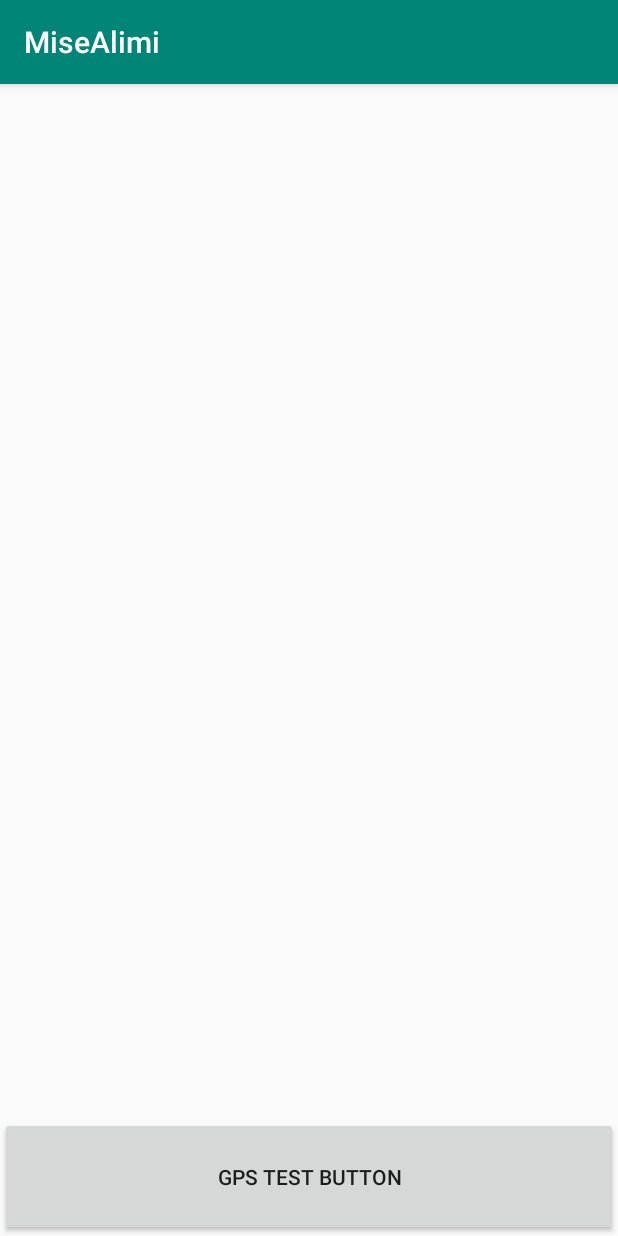
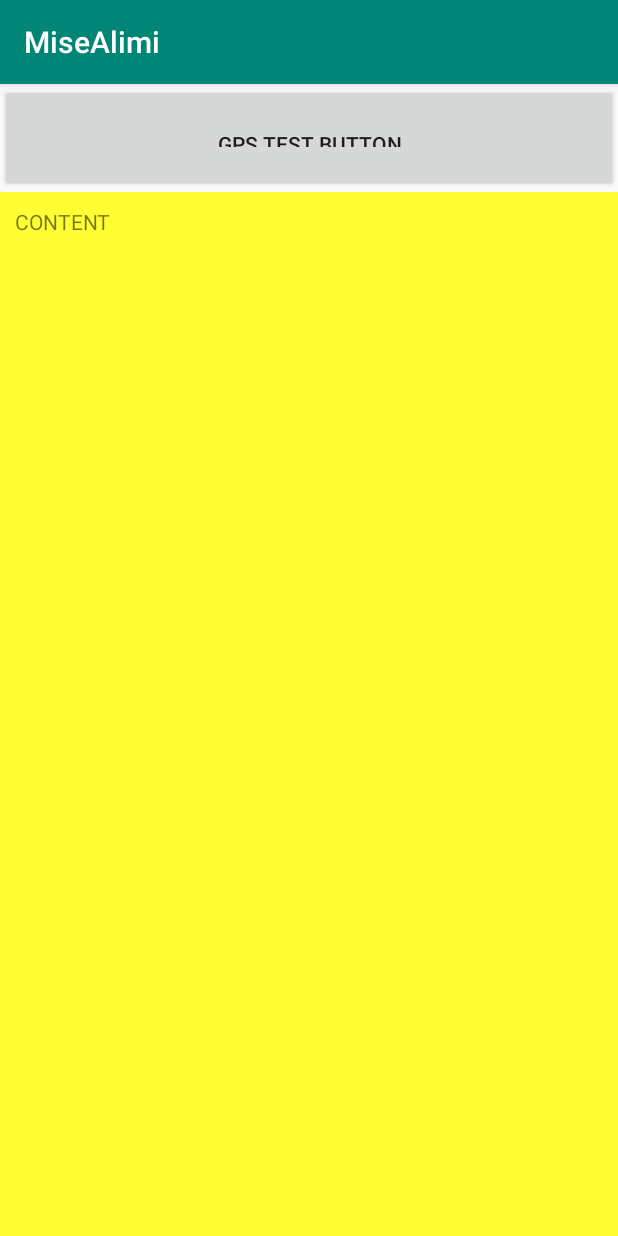
Before and after one commit to irakla/MiseAlimi, an Android app: the screen it shows after launch (MainActivity), on a phone screen of 412 x 824 dp. Run offline under Robolectric (Android 15) with nearby library versions, the phone set to English and light mode, and no system bars; 1 statement that could not run was skipped.

Commit message:
to original

```diff
--- /dev/null
+++ b/app/src/main/java/com/example/misealimi/GPSStampAdapter.kt
@@ -0,0 +1,34 @@
+package com.example.misealimi
+
+import android.support.v7.widget.RecyclerView
+import android.view.LayoutInflater
+import android.view.View
+import android.view.ViewGroup
+import android.widget.RelativeLayout
+import android.widget.TextView
+import kotlinx.android.synthetic.main.gps_cell.view.*
+
+class GPSStampAdapter(private val myDataset: MutableList<GPSTimeStamp>)
+    : RecyclerView.Adapter<GPSStampAdapter.GPSTimeStampViewHolder>(){
+
+    class GPSTimeStampViewHolder(val gpsCellView : RelativeLayout) : RecyclerView.ViewHolder(gpsCellView){
+        val contentLine: TextView
+
+        init{
+            contentLine = gpsCellView.contentLine as TextView
+        }
+    }
+
+    override fun onCreateViewHolder(parent: ViewGroup, viewType: Int): GPSTimeStampViewHolder {
+        val textView = LayoutInflater.from(parent.context).inflate(R.layout.gps_cell, parent, false)
+                as RelativeLayout
+
+        return GPSTimeStampViewHolder(textView)
+    }
+
+    override fun getItemCount() = myDataset.size
+
+    override fun onBindViewHolder(holder: GPSTimeStampViewHolder, position: Int) {
+        holder.contentLine.text = "CONTENT"
+    }
+}
--- a/app/src/main/java/com/example/misealimi/GPSStamper.kt
+++ b/app/src/main/java/com/example/misealimi/GPSStamper.kt
@@ -1,25 +1,46 @@
 package com.example.misealimi
 
+import android.Manifest
 import android.content.Context
+import android.content.pm.PackageManager
 import android.location.Location
 import android.location.LocationListener
 import android.location.LocationManager
 import android.os.Bundle
+import android.support.v4.content.ContextCompat
+import android.support.v7.app.AppCompatActivity
 
-class GPSStamper(view : GPSTimelineView) : LocationListener{
+
+
+class GPSStamper(private val view : AppCompatActivity) : LocationListener{
     private val lm : LocationManager
-    private val gpsTimeline : MutableList<GPSTimeStamp>
+    val gpsTimeline = GPSTimelineManager.gpsTimeline
     private var nowLocation : Location? = null
 
     init{
         lm = view.getSystemService(Context.LOCATION_SERVICE) as LocationManager
-        gpsTimeline = view.gpsTimeline
+    }
+
+    fun initializeLocationManager(){
+        println("Stamper is not null")
+        if(ContextCompat.checkSelfPermission(view, Manifest.permission.ACCESS_COARSE_LOCATION) == PackageManager.PERMISSION_DENIED
+            || ContextCompat.checkSelfPermission(view, Manifest.permission.ACCESS_FINE_LOCATION) == PackageManager.PERMISSION_DENIED) {
+            println("coarse permission : " + (ContextCompat.checkSelfPermission(view, Manifest.permission.ACCESS_COARSE_LOCATION) == PackageManager.PERMISSION_GRANTED))
+            println("fine permission : " + (ContextCompat.checkSelfPermission(view, Manifest.permission.ACCESS_FINE_LOCATION) == PackageManager.PERMISSION_GRANTED))
+            return
+        }
+
+        lm.requestLocationUpdates(LocationManager.GPS_PROVIDER, 1800, 1000.toFloat(), this)
+        println("Stamper initializing is finished.")
     }
 
     fun stamp(){
-        nowLocation ?: return
+        if(nowLocation == null){
+            println("GPSStamper.stamp : Location is null")
+            return
+        }
 
-        var gpstimestamp : GPSTimeStamp = GPSTimeStamp(nowLocation as Location)
+        var gpstimestamp = GPSTimeStamp(nowLocation as Location)
         gpsTimeline.add(gpstimestamp)
         println("Misealimiback : Location has added.")
     }
--- /dev/null
+++ b/app/src/main/java/com/example/misealimi/GPSTimelineManager.kt
@@ -0,0 +1,9 @@
+package com.example.misealimi
+
+object GPSTimelineManager {
+    var gpsTimeline : MutableList<GPSTimeStamp> = mutableListOf<GPSTimeStamp>()
+        get() = field
+        private set(newTimeLine) { field = newTimeLine }
+
+
+}
--- a/app/src/main/java/com/example/misealimi/MainActivity.kt
+++ b/app/src/main/java/com/example/misealimi/MainActivity.kt
@@ -1,12 +1,63 @@
 package com.example.misealimi
 
+import android.Manifest
+import android.location.Location
 import android.support.v7.app.AppCompatActivity
 import android.os.Bundle
+import android.support.v7.widget.LinearLayoutManager
+import android.support.v7.widget.RecyclerView
+import kotlinx.android.synthetic.main.activity_main.*
+
+const val PERMISSIONCODE_GPS: Int = 1000
+val permissionForGPS: Array<out String> = arrayOf(
+    Manifest.permission.ACCESS_COARSE_LOCATION,
+    Manifest.permission.ACCESS_FINE_LOCATION,
+    Manifest.permission.INTERNET
+)
+    get() = field.clone()
 
 class MainActivity : AppCompatActivity() {
+    private var timelineList: GPSTimelineManager? = null
+
+    private var gpsBackground: GPSStamper? = null
+    val timeline = GPSTimelineManager.gpsTimeline
 
     override fun onCreate(savedInstanceState: Bundle?) {
         super.onCreate(savedInstanceState)
         setContentView(R.layout.activity_main)
+
+        timeline.add(GPSTimeStamp(Location("A")))
+        (gpsTimelineView as RecyclerView).apply {
+            adapter = GPSStampAdapter(timeline)
+        }
+        (gpsTimelineView as RecyclerView).layoutManager = LinearLayoutManager(this)
+
+        gpsBackground = GPSStamper(this)
+
+        //권한 요청
+        if(PermissionManager.isExist_deniedPermission(this, permissionForGPS)) {
+            PermissionManager.showRequest(this,
+                PermissionManager.deniedPermListOf(this, permissionForGPS), PERMISSIONCODE_GPS,
+                "일중 이동경로 기반 호흡량 계산", "위치정보 수집")
+        }
+
+        gpsBackground?.initializeLocationManager()
+        gpsBackground?.stamp()
+    }
+
+
+    override fun onRequestPermissionsResult(
+        requestCode: Int,
+        permissions: Array<out String>,
+        grantResults: IntArray
+    ) {
+        super.onRequestPermissionsResult(requestCode, permissions, grantResults)
+
+        //////for log
+        println("requestCode : $requestCode")
+        println()
+
+        for(index: Int in 0..grantResults.size - 1)
+            println(permissions[index] + " : " + if(grantResults[index] == 0) "허가됨" else "불허")
     }
 }
--- a/app/src/main/java/com/example/misealimi/MyAdapter.kt
+++ /dev/null
@@ -1,4 +0,0 @@
-package com.example.misealimi
-
-class MyAdapter(private val myDataset: Array<String>) {
-}
--- a/app/src/main/res/layout/activity_main.xml
+++ b/app/src/main/res/layout/activity_main.xml
@@ -7,31 +7,12 @@
         android:layout_height="match_parent"
         tools:context=".MainActivity">
 
-    <!--ListView
+    <LinearLayout
+        android:id="@+id/mainlinear"
         android:layout_width="match_parent"
         android:layout_height="match_parent"
         android:orientation="vertical">
 
-        <TextView
-                android:layout_width="wrap_content"
-                android:layout_height="wrap_content"
-                android:layout_weight="1"
-                android:text="Hello World!"
-                app:layout_constraintBottom_toBottomOf="parent"
-                app:layout_constraintLeft_toLeftOf="parent"
-                app:layout_constraintRight_toRightOf="parent"
-                app:layout_constraintTop_toTopOf="parent"/>
-        <TextView
-                android:layout_width="wrap_content"
-                android:layout_height="wrap_content"
-                android:layout_weight="1"
-                android:text="Hello World!"
-                app:layout_constraintBottom_toBottomOf="parent"
-                app:layout_constraintLeft_toLeftOf="parent"
-                app:layout_constraintRight_toRightOf="parent"
-                app:layout_constraintTop_toTopOf="parent"/>
-
-    </ListView-->
         <Button
                 android:text="gps Test Button"
                 android:layout_width="match_parent"
@@ -39,4 +20,12 @@
                 app:layout_constraintBottom_toBottomOf="parent" app:layout_constraintStart_toStartOf="parent"
                 app:layout_constraintEnd_toEndOf="parent"
                 app:layout_constraintHorizontal_bias="0.5" android:padding="30dp"/>
+
+        <android.support.v7.widget.RecyclerView
+            android:id="@+id/gpsTimelineView"
+            android:layout_width="match_parent"
+            android:layout_height="match_parent"
+            android:background="#FFFF33"
+            android:layout_weight="9"/>
+    </LinearLayout>
 </android.support.constraint.ConstraintLayout>
--- a/app/src/main/res/layout/gps_cell.xml
+++ b/app/src/main/res/layout/gps_cell.xml
@@ -1,6 +1,13 @@
 <?xml version="1.0" encoding="utf-8"?>
-<android.support.constraint.ConstraintLayout xmlns:android="http://schemas.android.com/apk/res/android"
-                                             android:layout_width="match_parent"
-                                             android:layout_height="match_parent">
-
-</android.support.constraint.ConstraintLayout>
+<RelativeLayout xmlns:android="http://schemas.android.com/apk/res/android"
+                android:layout_width="wrap_content"
+                android:layout_height="wrap_content"
+                android:id="@+id/gpsCell">
+    <TextView
+              android:id="@+id/contentLine"
+              android:layout_width="wrap_content"
+              android:layout_height="wrap_content"
+              android:padding="10dp"
+              android:text="Contents"
+    />
+</RelativeLayout>
```
Also changed, not shown: app/src/main/java/com/example/misealimi/GPSTimelineView.kt (deleted, +0 -26 lines), app/src/main/res/layout/gps_timeline.xml (deleted, +0 -9 lines). Lines whose indentation alone changed are shown as unchanged.
